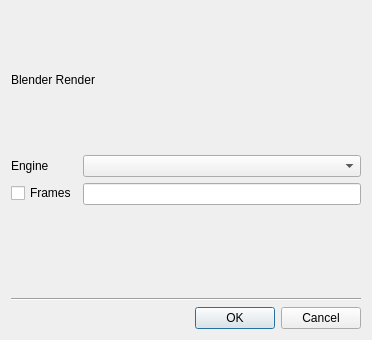
Above: gnr/ui/BlenderRenderDialog.ui from golemfactory/clay before the change. Below: the same form after it.
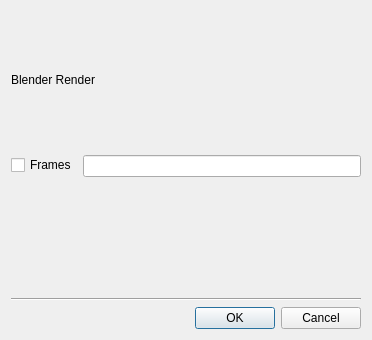
That is the form after the change.

Commit message: Removed support for changing blender engine (TODO: remove it from tests)

What changed in the file:
```diff
--- a/gnr/ui/BlenderRenderDialog.ui
+++ b/gnr/ui/BlenderRenderDialog.ui
@@ -49,26 +49,16 @@
      <property name="fieldGrowthPolicy">
       <enum>QFormLayout::AllNonFixedFieldsGrow</enum>
      </property>
-     <item row="2" column="0">
+     <item row="1" column="0">
       <widget class="QCheckBox" name="framesCheckBox">
        <property name="text">
         <string>Frames</string>
        </property>
       </widget>
      </item>
-     <item row="2" column="1">
+     <item row="1" column="1">
       <widget class="QLineEdit" name="framesLineEdit"/>
      </item>
-     <item row="0" column="1">
-      <widget class="QComboBox" name="engineComboBox"/>
-     </item>
-     <item row="0" column="0">
-      <widget class="QLabel" name="label">
-       <property name="text">
-        <string>Engine</string>
-       </property>
-      </widget>
-     </item>
     </layout>
    </item>
   </layout>
```
The commit also changes 3 other files.
